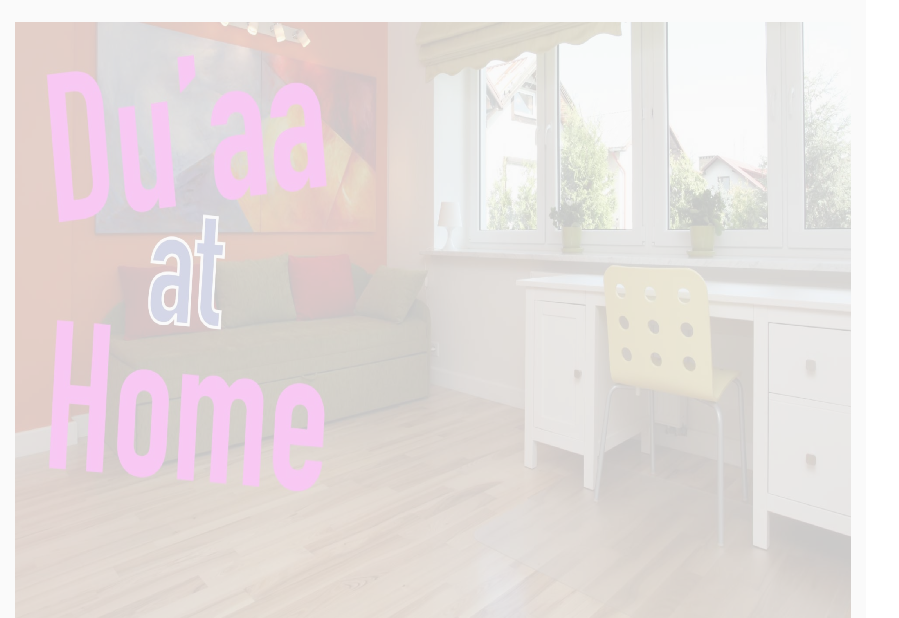
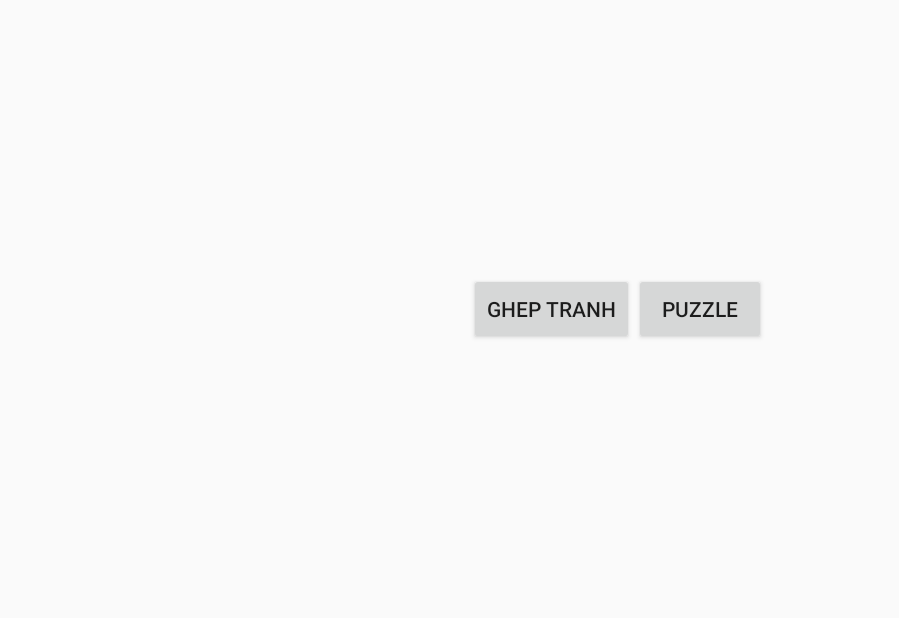
Before and after one commit to nguyenvantung/GhepVoVan, an Android app: the screen it shows after launch (PuzzleActivity before the commit, MainActivity after it), on a phone screen of 824 x 412 dp (held sideways). Shown: the whole screen, without its empty margins (0-899 px from the left). Run offline under Robolectric (Android 15) with nearby library versions, the phone set to English and light mode, and no system bars.

Commit message:
màn menu

```diff
--- a/app/src/main/AndroidManifest.xml
+++ b/app/src/main/AndroidManifest.xml
@@ -11,7 +11,7 @@
             android:theme="@style/AppTheme"
             tools:ignore="GoogleAppIndexingWarning">
         <activity
-                android:name=".ui.activity.PuzzleActivity"
+                android:name=".ui.activity.MainActivity"
                 android:label="@string/app_name"
                 android:theme="@style/AppTheme.NoActionBar"
                 android:screenOrientation="landscape">
@@ -21,6 +21,8 @@
                 <category android:name="android.intent.category.LAUNCHER"/>
             </intent-filter>
         </activity>
+        <activity android:name=".ui.activity.PuzzleActivity"
+            android:screenOrientation="landscape"/>
     </application>
 
 </manifest>
--- a/app/src/main/java/com/to/game/puzzle/kids/model/Puzzle.kt
+++ b/app/src/main/java/com/to/game/puzzle/kids/model/Puzzle.kt
@@ -11,18 +11,18 @@ import java.io.File
 import java.util.ArrayList
 
 class Puzzle {
-    internal var mActivity: Activity? = null
+    var mActivity: Activity? = null
     var mSourceImage: Bitmap? = null
-    internal var puzzlePieceArrayList: ArrayList<PuzzlePiece> = arrayListOf()
+    var puzzlePieceArrayList: ArrayList<PuzzlePiece> = arrayListOf()
 
 
     fun createPuzzlePieces(
-        aActivity: Activity, width: Int, height: Int,
-        imageView: ImageView, path: String, horizontalResolution: Int, verticalResolution: Int
+            aActivity: Activity, width: Int, height: Int,
+            imageView: ImageView, drawable: Int, path: String, horizontalResolution: Int, verticalResolution: Int
     ): ArrayList<PuzzlePiece> {
         this.mActivity = aActivity
         this.puzzlePieceArrayList = ArrayList()
-        getDisplaySize(width, height, imageView)
+        getDisplaySize(width, height, imageView, drawable)
         deleteDirectories(path)
         val cutMap = CutMap(horizontalResolution, verticalResolution)
         val imageCutter = mSourceImage?.let { ImageCutter(it, cutMap) }
@@ -31,15 +31,13 @@ class Puzzle {
         return puzzlePieceArrayList
     }
 
-    private fun getDisplaySize(widthFinal: Int, heightFinal: Int, imageView: ImageView) {
+    private fun getDisplaySize(widthFinal: Int, heightFinal: Int, imageView: ImageView, drawable: Int) {
         var image: Bitmap? = null
         try {
-            image = BitmapFactory.decodeResource(mActivity!!.resources, R.drawable.jig)
+            image = BitmapFactory.decodeResource(mActivity!!.resources, drawable)
             mSourceImage = Bitmap.createScaledBitmap(image!!, widthFinal, heightFinal, false)
         } catch (ex: OutOfMemoryError) {
             ex.printStackTrace()
-        } finally {
-            image = null
         }
         mActivity!!.runOnUiThread { imageView.setImageBitmap(mSourceImage) }
 
--- a/app/src/main/java/com/to/game/puzzle/kids/ui/activity/MainActivity.kt
+++ b/app/src/main/java/com/to/game/puzzle/kids/ui/activity/MainActivity.kt
@@ -2,6 +2,7 @@ package com.to.game.puzzle.kids.ui.activity
 
 import android.os.Bundle
 import com.to.game.puzzle.kids.R
+import com.to.game.puzzle.kids.ui.fragment.HomeFragment
 import com.to.game.puzzle.kids.ui.fragment.PaintingFragment
 import com.to.game.puzzle.kids.util.FragmentUtil
 
@@ -14,6 +15,6 @@ class MainActivity : BaseActivity() {
 
     override fun initView(savedInstanceState: Bundle?) {
         super.initView(savedInstanceState)
-        FragmentUtil.replaceFragment(supportFragmentManager, PaintingFragment.newInstance())
+        FragmentUtil.replaceFragmentAndAddToBackStack(supportFragmentManager, HomeFragment())
     }
 }
--- a/app/src/main/java/com/to/game/puzzle/kids/ui/activity/PuzzleActivity.java
+++ b/app/src/main/java/com/to/game/puzzle/kids/ui/activity/PuzzleActivity.java
@@ -77,7 +77,7 @@ public class PuzzleActivity extends AppCompatActivity {
                 if (widthCheck) {
                     widthFinal = scrollView.getWidth();
                     heightFinal = scrollView.getHeight();
-                    puzzlePiecesList = puzzle.createPuzzlePieces(PuzzleActivity.this, widthFinal, heightFinal, imageView, "/puzzles/", 3, 3);
+                    puzzlePiecesList = puzzle.createPuzzlePieces(PuzzleActivity.this, widthFinal, heightFinal, imageView, R.drawable.jig,"/puzzles/", 3, 3);
                     getAdapter();
                     widthCheck = false;
                 }
--- /dev/null
+++ b/app/src/main/java/com/to/game/puzzle/kids/ui/fragment/HomeFragment.kt
@@ -0,0 +1,30 @@
+package com.to.game.puzzle.kids.ui.fragment
+
+import android.content.Intent
+import android.os.Bundle
+import android.util.Log
+import com.to.game.puzzle.kids.R
+import com.to.game.puzzle.kids.ui.activity.BaseFragment
+import com.to.game.puzzle.kids.ui.activity.PuzzleActivity
+import com.to.game.puzzle.kids.util.FragmentUtil
+import kotlinx.android.synthetic.main.fragment_home.*
+
+class HomeFragment: BaseFragment() {
+    override fun getResourceLayoutId(): Int {
+        return R.layout.fragment_home
+    }
+
+    override fun initView(savedInstanceState: Bundle?) {
+        super.initView(savedInstanceState)
+        buttonGhep.setOnClickListener {
+            Log.e("HomeFragment", "layoutGhep")
+            FragmentUtil.replaceFragmentAndAddToBackStack(activity!!, PaintingFragment.newInstance(), "")
+        }
+
+        buttonPuzzle.setOnClickListener {
+            Log.e("HomeFragment", "layoutPuzzle")
+            val intent = Intent(activity, PuzzleActivity::class.java)
+            startActivity(intent)
+        }
+    }
+}
--- a/app/src/main/java/com/to/game/puzzle/kids/ui/fragment/PaintingFragment.kt
+++ b/app/src/main/java/com/to/game/puzzle/kids/ui/fragment/PaintingFragment.kt
@@ -51,7 +51,7 @@ class PaintingFragment : BaseFragment(){
         Handler().postDelayed({
             handleGetImageAssets()
             handleSetupImageMove()
-        }, 1000)
+        }, 500)
 
     }
 
--- a/app/src/main/java/com/to/game/puzzle/kids/ui/fragment/PuzzleAminalFragment.kt
+++ /dev/null
@@ -1,4 +0,0 @@
-package com.to.game.puzzle.kids.ui.fragment
-
-class PuzzleAminalFragment {
-}
--- /dev/null
+++ b/app/src/main/res/layout/fragment_home.xml
@@ -0,0 +1,34 @@
+<?xml version="1.0" encoding="utf-8"?>
+<RelativeLayout xmlns:android="http://schemas.android.com/apk/res/android"
+    android:layout_width="match_parent"
+    android:layout_height="match_parent"
+    android:gravity="center"
+    android:orientation="horizontal">
+
+    <LinearLayout
+        android:id="@+id/layoutGhep"
+        android:layout_width="wrap_content"
+        android:layout_height="wrap_content"
+        android:orientation="vertical">
+
+        <Button
+            android:id="@+id/buttonGhep"
+            android:layout_width="wrap_content"
+            android:layout_height="wrap_content"
+            android:text="Ghep Tranh" />
+    </LinearLayout>
+
+    <LinearLayout
+        android:id="@+id/layoutPuzzle"
+        android:layout_width="wrap_content"
+        android:layout_height="wrap_content"
+        android:layout_toRightOf="@+id/layoutGhep"
+        android:orientation="vertical">
+
+        <Button
+            android:id="@+id/buttonPuzzle"
+            android:layout_width="wrap_content"
+            android:layout_height="wrap_content"
+            android:text="Puzzle" />
+    </LinearLayout>
+</RelativeLayout>
```
Also changed, not shown: app/src/main/res/drawable-hdpi/ic_1.png (renamed from app/src/main/res/drawable/ic_1.png), app/src/main/res/drawable-hdpi/ic_launcher_background.xml (renamed from app/src/main/res/drawable/ic_launcher_background.xml), app/src/main/res/drawable-hdpi/jig.jpg (renamed from app/src/main/res/drawable/jig.jpg), app/src/main/res/drawable-hdpi/piez1.png (renamed from app/src/main/res/drawable/piez1.png), app/src/main/res/drawable-hdpi/piez2.png (renamed from app/src/main/res/drawable/piez2.png), app/src/main/res/drawable-hdpi/piez3.png (renamed from app/src/main/res/drawable/piez3.png), app/src/main/res/drawable-hdpi/piez4.png (renamed from app/src/main/res/drawable/piez4.png).
